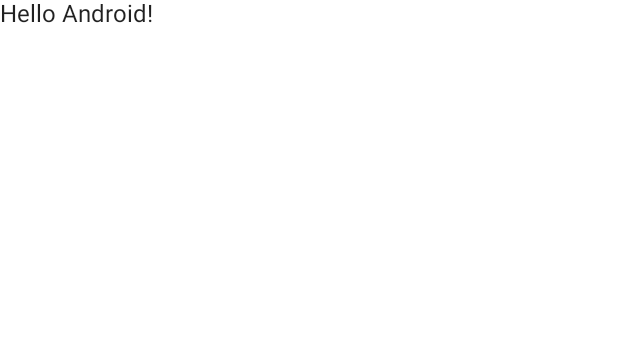
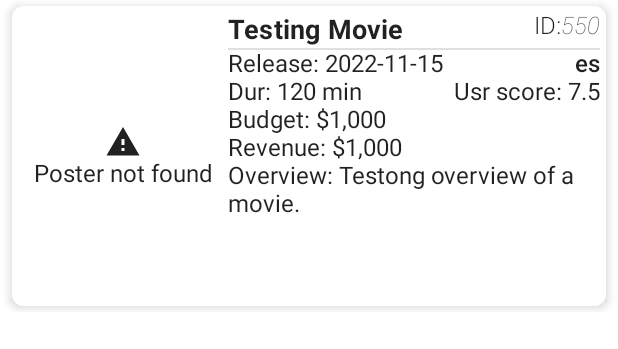
Before and after one commit to SlemimanPzz/MoviesJetpackComposeApp, an Android app built with Jetpack Compose: the @Preview function DefaultPreview, on a phone screen of 412 x 824 dp. Shown: the top 349 px of the screen. Run offline under Robolectric (Android 15) with nearby library versions, the phone set to English and light mode, and no system bars; pictures from the network do not load.

Commit message:
Add and Remove Movie, and Movie Component

```diff
--- a/app/src/main/java/me/pzz/codechallengeluxsoft/MainActivity.kt
+++ b/app/src/main/java/me/pzz/codechallengeluxsoft/MainActivity.kt
@@ -1,31 +1,20 @@
 package me.pzz.codechallengeluxsoft
 
 import android.os.Bundle
-import android.widget.Space
 import androidx.activity.ComponentActivity
 import androidx.activity.compose.setContent
 import androidx.activity.viewModels
-import androidx.compose.foundation.Image
 import androidx.compose.foundation.layout.*
-import androidx.compose.foundation.lazy.LazyColumn
-import androidx.compose.foundation.lazy.items
-import androidx.compose.foundation.shape.RoundedCornerShape
 import androidx.compose.material.*
 import androidx.compose.runtime.*
-import androidx.compose.runtime.snapshots.SnapshotStateList
-import androidx.compose.ui.Alignment
 import androidx.compose.ui.Modifier
-import androidx.compose.ui.modifier.modifierLocalConsumer
-import androidx.compose.ui.res.painterResource
-import androidx.compose.ui.text.Placeholder
 import androidx.compose.ui.tooling.preview.Preview
 import androidx.compose.ui.unit.dp
-import coil.compose.AsyncImage
-import coil.compose.AsyncImagePainter
-import coil.compose.rememberAsyncImagePainter
-import me.pzz.codechallengeluxsoft.movie.MoviesManager
+import me.pzz.codechallengeluxsoft.movie.manager.MoviesManager
 import me.pzz.codechallengeluxsoft.ui.theme.CodeChallengeLuxsoftTheme
-import me.pzz.luxoftcodechallenge.movie.Movie
+import me.pzz.codechallengeluxsoft.movie.data.*
+import me.pzz.codechallengeluxsoft.view.mainView
+import me.pzz.codechallengeluxsoft.view.movie
 
 
 class MainActivity : ComponentActivity() {
@@ -44,9 +33,7 @@ class MainActivity : ComponentActivity() {
                     color = MaterialTheme.colors.background
 
                 ) {
-                    Column{
-                        movieList(movieList = moviesManager.movies) {moviesManager.addMovie()}
-                    }
+                    mainView(movieList = moviesManager.movies, {moviesManager.addMovies(it)}, {moviesManager.removeMovie(it)})
                 }
             }
         }
@@ -54,77 +41,29 @@ class MainActivity : ComponentActivity() {
 }
 
 
-@Composable
-fun movieList(movieList: List<Movie>, addMovie: () -> Unit) {
-    Scaffold {
-        Column(verticalArrangement = Arrangement.Bottom) {
-            Button(onClick = addMovie) {
-                Text(text = "Click Me")
-            }
-            LazyColumn (contentPadding = it) {
-                items(movieList){
-                    Text(text = it.title)
-                    it.poster_path?.let { it1 -> Poster(posterURl = it1) }
-                }
-                items(movieList) { movie ->
-                    movie(movie) // Does no work correctlly, only shows first element
-                }
-            }
-        }
-    }
-}
-
-@Composable
-fun movie(movie : Movie){
-    Card(
-        modifier = Modifier
-            .padding()
-            .fillMaxWidth()
-            .height(2000.dp),
-        //shape = RoundedCornerShape(8.dp),
-        //elevation = 4.dp
-    ) {
-        Row {
-            if(movie.poster_path != null){
-                Poster(posterURl = movie.poster_path)
-            } else {
-            }
-            Column {
-                Text(text = movie.title)
-                Text(text = movie.id.toString())
-                Text(text = movie.genres.toString())
-            }
-        }
-    }
-
-}
-
-@Composable
-fun Poster(posterURl : String){
-    Box(modifier = Modifier
-        .height(150.dp)
-        .padding(5.dp),
-        contentAlignment = Alignment.Center) {
-        AsyncImage(
-            model = "https://image.tmdb.org/t/p/original/$posterURl",
-            contentDescription = "Poster Image",
-        )
-    }
-
-}
-
-
-@Composable
-fun Greeting(name: String) {
-    Column(horizontalAlignment = Alignment.CenterHorizontally, verticalArrangement = Arrangement.Center) {
-        Text(text = "Hello $name!")
-    }
-}
-
 @Preview(showBackground = true)
 @Composable
 fun DefaultPreview() {
     CodeChallengeLuxsoftTheme {
-        Greeting("Android")
+        movie(movie = Movie(
+            budget = 1000,
+            genres = listOf(Genre(1, "Testing")),
+            homepage = "https://localhost",
+            id = 550,
+            original_language = "es",
+            original_title = "Test",
+            overview = "Testong overview of a movie.",
+            poster_path = null,
+            production_companies = listOf(ProductionCompany(1, null, "Testing Productions", "Mexico")),
+            production_countries = listOf(ProductionCountry("mx", "Mexico")),
+            release_date = "2022-11-15",
+            revenue = 1000,
+            runtime = 120,
+            spoken_languages = listOf(SpokenLanguage("es","Spanish")),
+            status = "ok",
+            title = "Testing Movie",
+            vote_average = 7.5,
+            vote_count = 30
+        ))
     }
 }
--- a/app/src/main/java/me/pzz/codechallengeluxsoft/movie/TMDBApi.kt
+++ b/app/src/main/java/me/pzz/codechallengeluxsoft/movie/api/TMDBApi.kt
@@ -1,9 +1,7 @@
-package me.pzz.codechallengeluxsoft.movie
-import me.pzz.luxoftcodechallenge.movie.Movie
-import retrofit2.Call
+package me.pzz.codechallengeluxsoft.movie.api
+import me.pzz.codechallengeluxsoft.movie.data.Movie
 import retrofit2.Retrofit
 import retrofit2.converter.moshi.MoshiConverterFactory
-import retrofit2.create
 import  retrofit2.http.GET
 import retrofit2.http.Path
 import retrofit2.http.Query
--- a/app/src/main/java/me/pzz/codechallengeluxsoft/movie/Genre.kt
+++ b/app/src/main/java/me/pzz/codechallengeluxsoft/movie/data/Genre.kt
@@ -1,4 +1,4 @@
-package me.pzz.luxoftcodechallenge.movie
+package me.pzz.codechallengeluxsoft.movie.data
 
 data class Genre(
     val id: Int,
--- a/app/src/main/java/me/pzz/codechallengeluxsoft/movie/Movie.kt
+++ b/app/src/main/java/me/pzz/codechallengeluxsoft/movie/data/Movie.kt
@@ -1,4 +1,4 @@
-package me.pzz.luxoftcodechallenge.movie
+package me.pzz.codechallengeluxsoft.movie.data
 
 data class Movie(
     val budget: Int,
--- a/app/src/main/java/me/pzz/codechallengeluxsoft/movie/ProductionCompany.kt
+++ b/app/src/main/java/me/pzz/codechallengeluxsoft/movie/data/ProductionCompany.kt
@@ -1,4 +1,4 @@
-package me.pzz.luxoftcodechallenge.movie
+package me.pzz.codechallengeluxsoft.movie.data
 
 data class ProductionCompany(
     val id: Int,
--- a/app/src/main/java/me/pzz/codechallengeluxsoft/movie/ProductionCountry.kt
+++ b/app/src/main/java/me/pzz/codechallengeluxsoft/movie/data/ProductionCountry.kt
@@ -1,4 +1,4 @@
-package me.pzz.luxoftcodechallenge.movie
+package me.pzz.codechallengeluxsoft.movie.data
 
 data class ProductionCountry(
     val iso_3166_1: String,
--- a/app/src/main/java/me/pzz/codechallengeluxsoft/movie/SpokenLanguage.kt
+++ b/app/src/main/java/me/pzz/codechallengeluxsoft/movie/data/SpokenLanguage.kt
@@ -1,4 +1,4 @@
-package me.pzz.luxoftcodechallenge.movie
+package me.pzz.codechallengeluxsoft.movie.data
 
 data class SpokenLanguage(
     val iso_639_1: String,
--- /dev/null
+++ b/app/src/main/java/me/pzz/codechallengeluxsoft/view/Movie.kt
@@ -0,0 +1,101 @@
+package me.pzz.codechallengeluxsoft.view
+
+import android.widget.Space
+import androidx.compose.foundation.gestures.Orientation
+import androidx.compose.foundation.gestures.scrollable
+import androidx.compose.foundation.layout.*
+import androidx.compose.foundation.rememberScrollState
+import androidx.compose.foundation.shape.RoundedCornerShape
+import androidx.compose.material.*
+import androidx.compose.runtime.Composable
+import androidx.compose.ui.Modifier
+import androidx.compose.ui.text.font.FontFamily
+import androidx.compose.ui.text.font.FontStyle
+import androidx.compose.ui.text.font.FontWeight
+import androidx.compose.ui.text.style.TextAlign
+import androidx.compose.ui.text.style.TextOverflow
+import androidx.compose.ui.unit.dp
+import androidx.compose.ui.unit.sp
+import me.pzz.codechallengeluxsoft.Poster
+import me.pzz.codechallengeluxsoft.movie.data.Movie
+import java.text.NumberFormat
+import java.util.*
+
+@Composable
+fun movie(movie : Movie){
+    val overviewScroll = rememberScrollState()
+
+    Card(
+        modifier = Modifier
+            .padding(8.dp, 4.dp)
+            .fillMaxWidth()
+            .height(200.dp),
+        shape = RoundedCornerShape(8.dp),
+        elevation = 4.dp
+    ) {
+        Surface {
+            Row(
+                modifier = Modifier
+                    .padding(4.dp)
+                    .fillMaxSize()
+            ) {
+                Poster(posterURl = movie.poster_path)
+                Column {
+                    Row(
+                        Modifier.fillMaxWidth(),
+                        horizontalArrangement = Arrangement.SpaceBetween
+                    ) {
+                        Text(
+                            text = movie.title,
+                            style = MaterialTheme.typography.subtitle1,
+                            fontWeight = FontWeight.Bold,
+                            fontSize = 18.sp,
+                            overflow = TextOverflow.Ellipsis
+                        )
+                        Row {
+                            Text(text = "ID:", fontWeight = FontWeight.Light)
+                            Text(
+                                text = movie.id.toString(),
+                                style = MaterialTheme.typography.body1,
+                                fontWeight = FontWeight.W100,
+                                fontStyle = FontStyle.Italic
+                            )
+                        }
+                    }
+                    Divider()
+                    Column {
+                        Row(
+                            modifier = Modifier.fillMaxWidth(),
+                            horizontalArrangement = Arrangement.SpaceBetween
+                        ) {
+                            Text("Release: " + movie.release_date)
+                            Text("${movie.original_language}",
+                                textAlign = TextAlign.End,
+                                fontWeight = FontWeight.SemiBold
+                            )
+                        }
+                        Row(
+                            modifier = Modifier.fillMaxWidth(),
+                            horizontalArrangement = Arrangement.SpaceBetween
+                        ) {
+                            if(movie.runtime == null){
+                                Text("Unknown Duration")
+                            } else {
+                                Text("Dur: ${movie.runtime} min")
+                            }
+                            Text("Usr score: %1.1f".format(movie.vote_average))
+                        }
+                            Text("Budget: $" + NumberFormat.getNumberInstance(Locale.US).format(movie.budget))
+                            Text("Revenue: $" + NumberFormat.getNumberInstance(Locale.US).format(movie.revenue))
+                    }
+                    movie.overview?.let { Text("Overview: $it",
+                        Modifier.scrollable(overviewScroll, orientation = Orientation.Vertical),
+                        maxLines = 4,
+                        overflow = TextOverflow.Ellipsis) }
+
+                }
+            }
+        }
+    }
+
+}
--- /dev/null
+++ b/app/src/main/java/me/pzz/codechallengeluxsoft/view/Poster.kt
@@ -0,0 +1,41 @@
+package me.pzz.codechallengeluxsoft
+
+import androidx.compose.foundation.layout.*
+import androidx.compose.material.Icon
+import androidx.compose.material.Text
+import androidx.compose.material.icons.Icons
+import androidx.compose.material.icons.filled.Warning
+import androidx.compose.runtime.Composable
+import androidx.compose.ui.Alignment
+import androidx.compose.ui.Modifier
+import androidx.compose.ui.unit.dp
+import coil.compose.AsyncImage
+
+@Composable
+fun Poster(posterURl : String?){
+    Box(
+        modifier = Modifier
+            .width(140.dp)
+            .padding(5.dp),
+        contentAlignment = Alignment.Center
+    ) {
+        if (posterURl == null) {
+            Column(
+                modifier = Modifier
+                    .padding(2.dp)
+                    .fillMaxSize(),
+                verticalArrangement = Arrangement.Center,
+                horizontalAlignment = Alignment.CenterHorizontally
+            ) {
+                Icon(imageVector = Icons.Default.Warning, contentDescription = "No Image found")
+                Text("Poster not found")
+            }
+        } else {
+            AsyncImage(
+                model = "https://image.tmdb.org/t/p/original/$posterURl",
+                contentDescription = "Poster Image"
+            )
+        }
+    }
+
+}
--- a/build.gradle
+++ b/build.gradle
@@ -4,8 +4,8 @@ buildscript {
     }
 }// Top-level build file where you can add configuration options common to all sub-projects/modules.
 plugins {
-    id 'com.android.application' version '7.2.1' apply false
-    id 'com.android.library' version '7.2.1' apply false
+    id 'com.android.application' version '7.3.1' apply false
+    id 'com.android.library' version '7.3.1' apply false
     id 'org.jetbrains.kotlin.android' version '1.5.31' apply false
 }
 
```
Also changed, not shown: app/src/main/java/me/pzz/codechallengeluxsoft/movie/MoviesManager.kt (deleted, +0 -56 lines), app/src/main/java/me/pzz/codechallengeluxsoft/movie/manager/MoviesManager.kt (added, +57 -0 lines), app/src/main/java/me/pzz/codechallengeluxsoft/view/MainView.kt (added, +68 -0 lines), gradle/wrapper/gradle-wrapper.properties.
